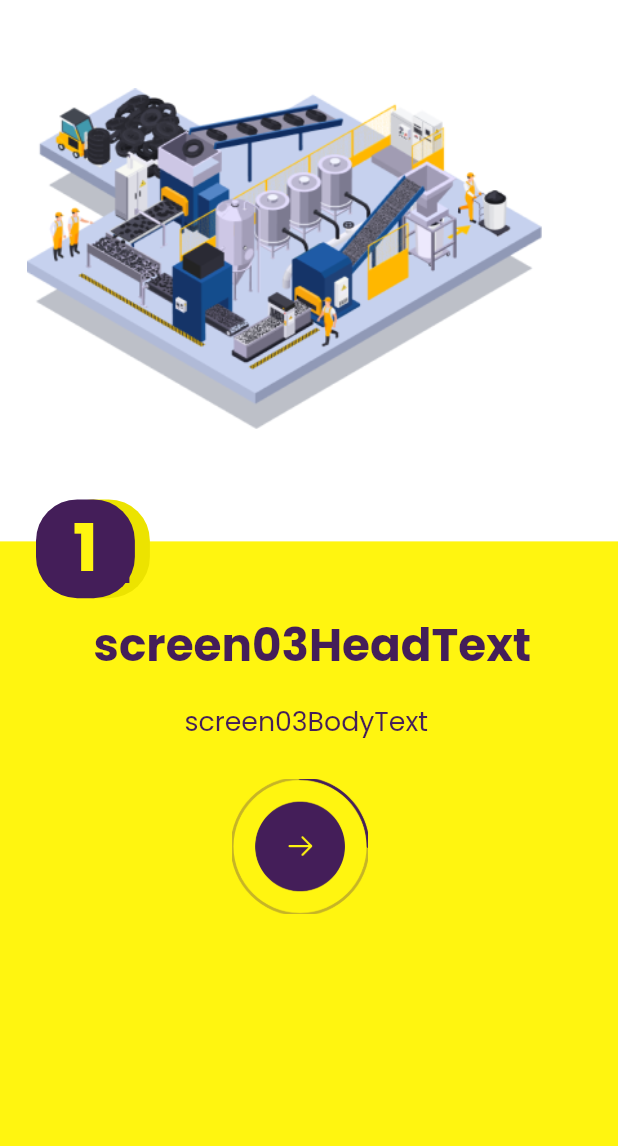
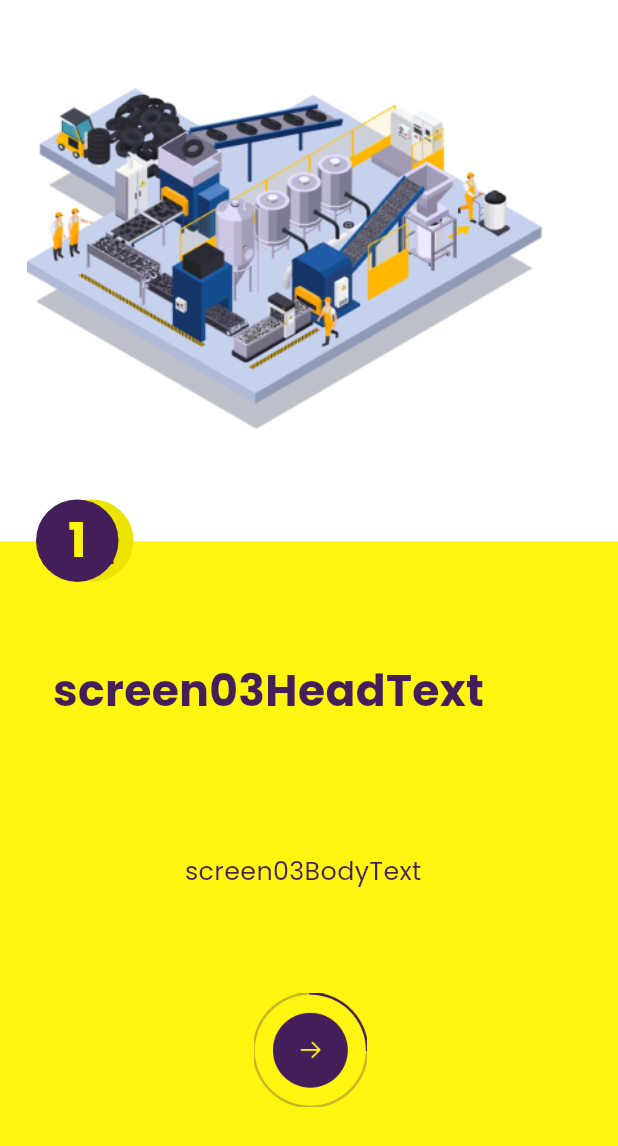
Before and after one commit to Daniel-TheProgrammer/sikatronic_equipment, a Flutter app: the SecondScreen screen opened by its route, after a tap on "continueText", on a phone screen of 412 x 824 dp. Shown: the top 1146 px of the screen. Run offline on Flutter 3.47's test engine with Material 2 defaults, Android fonts, the phone set to English and light mode, and no system bars; our stand-ins replace cloud_firestore, country_picker, device_preview, dropdown_button2, firebase_auth, firebase_core and 5 more; missing offline and left inert: flutter_email_sender; accounts and stored records are empty.

Commit message:
respon_screeno1

```diff
--- a/lib/screens/Screen02/screen02.dart
+++ b/lib/screens/Screen02/screen02.dart
@@ -1,11 +1,11 @@
 import 'package:flutter/material.dart';
+import 'package:flutter_screenutil/flutter_screenutil.dart';
 import 'package:get/get.dart';
 import 'package:google_fonts/google_fonts.dart';
 import 'package:sikatronics_equipment/screens/Screen03/screen03.dart';
 import 'package:sikatronics_equipment/utils/colors.dart';
 import 'package:sikatronics_equipment/utils/media_query.dart';
 import 'package:sikatronics_equipment/widget/translate_text.dart';
-import 'package:sizer/sizer.dart';
 
 import '../../widget/my_button.dart';
 
@@ -48,7 +48,8 @@ class SecondScreen extends StatelessWidget {
                       crossAxisAlignment: CrossAxisAlignment.center,
                       children: [
                         Container(
-                          margin: EdgeInsets.fromLTRB(0, 0, 0, 20), //B=24
+                          // margin: EdgeInsets.fromLTRB(0, 0, 0, 20), //B=24
+                          margin: EdgeInsets.symmetric(horizontal: 24.w, vertical: 55.h),
                           // child: Text(
                           //   'Welcome to Sikatronicks Equipment',
                           //   textAlign: TextAlign.center,
@@ -62,14 +63,15 @@ class SecondScreen extends StatelessWidget {
                           child: textTranslator(
                             text: 'screen02HeadText',
                             textAlign: TextAlign.center,
-                            fontSize: 21.sp, // 24.sp,
+                            fontSize: 30.sp, // 24.sp,
                             fontWeight: FontWeight.w700,
                             height: 1.5,
                             color: AppColor.accentColor400,
                           ),
                         ),
                         Container(
-                          margin: EdgeInsets.fromLTRB(8, 0, 8, 5),
+                          // margin: EdgeInsets.fromLTRB(8, 0, 8, 5),
+                          margin: EdgeInsets.symmetric(horizontal: 24.w),
                           // child: Text(
                           //   'Companion of entrepreneur’s. We provide your machines, equipment, raw materials and maintenance for your business.',
                           //   textAlign: TextAlign.center,
@@ -83,7 +85,7 @@ class SecondScreen extends StatelessWidget {
                           child: textTranslator(
                               text: 'screen02BodyText',
                               textAlign: TextAlign.center,
-                              fontSize: 13.sp, //16.sp,
+                              fontSize: 16.sp, //16.sp,
                               fontWeight: FontWeight.w400,
                               height: 1.5,
                               color: const Color(0xFF000000)),
--- a/lib/screens/Screen03/screen03.dart
+++ b/lib/screens/Screen03/screen03.dart
@@ -1,13 +1,13 @@
 // ignore_for_file: avoid_unnecessary_containers
 
 import 'package:flutter/material.dart';
+import 'package:flutter_screenutil/flutter_screenutil.dart';
 import 'package:get/get.dart';
 import 'package:google_fonts/google_fonts.dart';
 import 'package:sikatronics_equipment/screens/Registration_screen/registration.dart';
 import 'package:sikatronics_equipment/utils/colors.dart';
 import 'package:sikatronics_equipment/utils/media_query.dart';
 import 'package:sikatronics_equipment/widget/translate_text.dart';
-import 'package:sizer/sizer.dart';
 
 import '../screen04/screen04.dart';
 
@@ -64,6 +64,7 @@ class ThirdScreen extends StatelessWidget {
                         child: Container(
                           decoration: const BoxDecoration(
                             color: AppColor.primaryColor500,
+                            // color: Colors.red,
                           ),
                         ),
                       ),
@@ -73,8 +74,8 @@ class ThirdScreen extends StatelessWidget {
                     left: 34,
                     top: 0,
                     child: Container(
-                      width: 8.h, //55
-                      height: 8.h, //55
+                      width: 55, //55
+                      height: 55, //55
                       decoration: BoxDecoration(
                         color: const Color(0xffece300),
                         borderRadius: BorderRadius.circular(27.5),
@@ -85,7 +86,7 @@ class ThirdScreen extends StatelessWidget {
                           child: Text(
                             '01',
                             style: GoogleFonts.poppins(
-                              fontSize: 32.sp,
+                              fontSize: 32,
                               fontWeight: FontWeight.w700,
                               height: 1.5,
                               color: AppColor.accentColor400,
@@ -97,17 +98,18 @@ class ThirdScreen extends StatelessWidget {
                   ),
                   Positioned(
                     left: 24,
-                    top: 71,
-                    child: SizedBox(
+                    top: 65,
+                    child: Container(
+                      // color: Colors.blue,
                       width: width.width / 1.07,
-                      height: height.height / 1.5,
+                      height: 420.h, //height.height / 1.5
                       child: Column(
                         crossAxisAlignment: CrossAxisAlignment.center,
-                        mainAxisAlignment: MainAxisAlignment.start,
+                        mainAxisAlignment: MainAxisAlignment.spaceAround,
                         children: [
                           Container(
                             margin: EdgeInsets.fromLTRB(
-                                0, 0, 2.h, 0), //top = 25, right = 78,b=5
+                                0, 8.h, 78.w, 20.h), //top = 25, right = 78,b=5
                             // child: Text(
                             //   'Search for  Machines and Equipement',
                             //   style: GoogleFonts.poppins(
@@ -119,19 +121,18 @@ class ThirdScreen extends StatelessWidget {
                             // ),
                             child: textTranslator(
                               text: 'screen03HeadText',
-                              fontSize: 22.sp, //26
+                              fontSize: 33.sp, //26
                               fontWeight: FontWeight.w700,
-                              height: 0.2.h,
+                              height: 1.5,
                               color: AppColor.accentColor400,
                             ),
                           ),
-                          // SizedBox(
-                          //   height: height.height * 0.01,
-                          // ),
+
                           Container(
-                            margin:  EdgeInsets.fromLTRB(0, 1.h, 0, 1.h), //EdgeInsets.fromLTRB(0, 0, 0, 15)
+                            // margin:  EdgeInsets.symmetric(horizontal: 5.w), //EdgeInsets.fromLTRB(0, 0, 0, 15)
                             child: Padding(
-                              padding: EdgeInsets.fromLTRB(0, 0.5.h,3.h ,0), //edgeInsets.all(6.0)
+                              padding: EdgeInsets.only(
+                                  right: 30.w), //edgeInsets.all(6.0)
                               // child: Text(
                               //   '',
                               //   style: GoogleFonts.poppins(
@@ -143,38 +144,38 @@ class ThirdScreen extends StatelessWidget {
                               // ),
                               child: textTranslator(
                                   text: 'screen03BodyText',
-                                  fontSize: 13.sp, //16
+                                  fontSize: 19.sp, //16
                                   fontWeight: FontWeight.w400,
                                   color: AppColor.accentColor400,
                                   height: 1.5950000286),
                             ),
                           ),
-                          SizedBox(
-height: height.height / 50,
-                          ),
+                          //                           SizedBox(
+                          // height: 10.h,
+                          //                           ),
+
                           Row(
                             mainAxisAlignment: MainAxisAlignment.center,
-                            // crossAxisAlignment: CrossAxisAlignment.center,
+                            // crossAxisAlignment: CrossAxisAlignment.,
                             children: [
                               GestureDetector(
                                 onTap: () => Get.to(() => const FourthScreen()),
                                 child: Container(
-                                  margin:EdgeInsets.fromLTRB(5.h, 0, 9.h, 0),
-                                  width: 11.h, //80
-                                  height: 11.h, //80
-                                  child: AspectRatio(
-                                    aspectRatio: 1 / 1,
-                                    child: Image.asset(
-                                      'assets/imgs/progress_button.png',
-                                      // width: 80,
-                                      // height: 80,
-                                      // fit: BoxFit.cover,
-                                    ),
+                                  // padding: EdgeInsets.only(bottom: 10.h),
+                                  margin: EdgeInsets.fromLTRB(5.w, 0, 25.w, 0),
+                                  width: 85.w, //80
+                                  height: 85.h, //80
+                                  child: Image.asset(
+                                    'assets/imgs/progress_button.png',
+                                    // width: 80,
+                                    // height: 80,
+                                    // fit: BoxFit.cover,
                                   ),
                                 ),
                               ),
                             ],
                           ),
+
                         ],
                       ),
                     ),
@@ -203,8 +204,8 @@ height: height.height / 50,
                     left: 24,
                     top: 0,
                     child: Container(
-                      width: 8.h, //55
-                      height: 8.h, //55
+                      width: 55, //55
+                      height: 55, //55
                       decoration: BoxDecoration(
                         color: const Color(0xff441e59),
                         borderRadius: BorderRadius.circular(27.5),
@@ -213,7 +214,7 @@ height: height.height / 50,
                         child: Text(
                           '1',
                           style: GoogleFonts.poppins(
-                            fontSize: 32.sp,
+                            fontSize: 32,
                             fontWeight: FontWeight.w700,
                             height: 1.5,
                             letterSpacing: 2.4,
--- a/lib/screens/screen04/screen04.dart
+++ b/lib/screens/screen04/screen04.dart
@@ -18,7 +18,7 @@ class FourthScreen extends StatelessWidget {
     final width = MediaQueryContext.ofWidth(context);
     return Scaffold(
       body: Container(
-        padding: EdgeInsets.fromLTRB(0, 0.5.h, 0, 0),
+        padding: EdgeInsets.fromLTRB(0, 0.5, 0, 0),
         width: double.infinity,
         decoration: const BoxDecoration(
           color: Color(0xffffffff),
--- a/lib/widget/my_button.dart
+++ b/lib/widget/my_button.dart
@@ -1,8 +1,8 @@
 import 'package:flutter/material.dart';
-import 'package:get/get.dart' show sp;
+import 'package:flutter_screenutil/flutter_screenutil.dart';
+import 'package:get/get.dart';
 import 'package:google_fonts/google_fonts.dart';
 import 'package:sikatronics_equipment/utils/colors.dart';
-import 'package:sizer/sizer.dart';
 
 class MyButton extends StatelessWidget {
   final Function() onTapped;
@@ -15,19 +15,20 @@ class MyButton extends StatelessWidget {
       onTap: onTapped,
       child: Container(
         width: double.infinity,
-        height: 48,  //48.h,
-        margin: const EdgeInsets.all(8),
+        height: 50.h,  //48.h,
+        margin: EdgeInsets.symmetric(horizontal: 24.w),
         // margin: EdgeInsets.fromLTRB(8, 0, 8, 0),
         // padding: const EdgeInsets.fromLTRB(8, 0, 8, 10),
+        // padding: EdgeInsets.symmetric(vertical: 12.h),
         decoration: BoxDecoration(
           border: Border.all(color: AppColor.accentColor400),
-          borderRadius: BorderRadius.circular(12),
+          borderRadius: BorderRadius.circular(12.r),
         ),
         child: Center(
           child: Text(
             label,
             style: GoogleFonts.poppins(
-              fontSize: 15.sp,
+              fontSize: 18.sp,
               fontWeight: FontWeight.w600,
               height: 1.5,
               color: AppColor.accentColor400,
```
Also changed, not shown: lib/main.dart (+34 -32 lines), lib/screens/Screen01/screen01.dart (+17 -17 lines).
